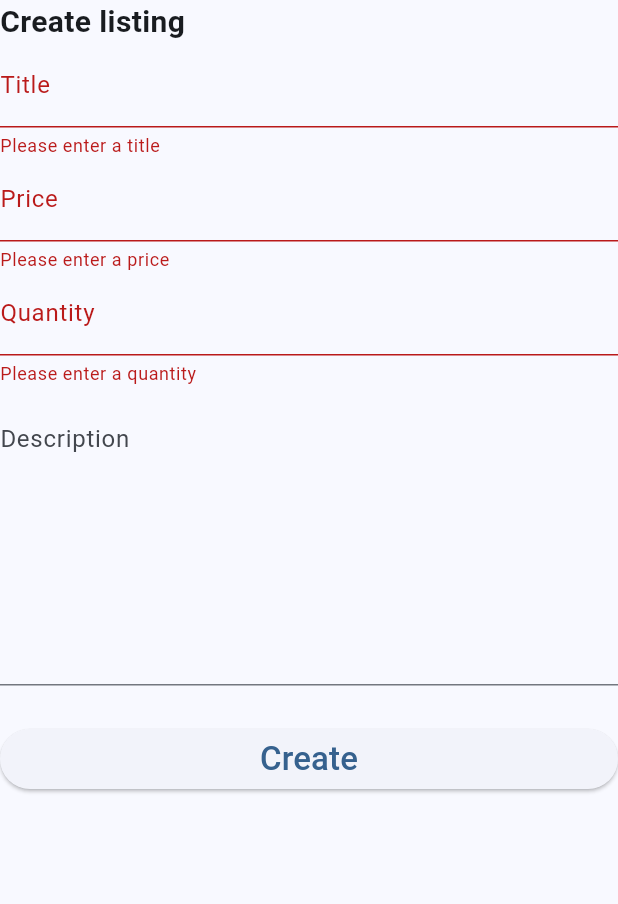
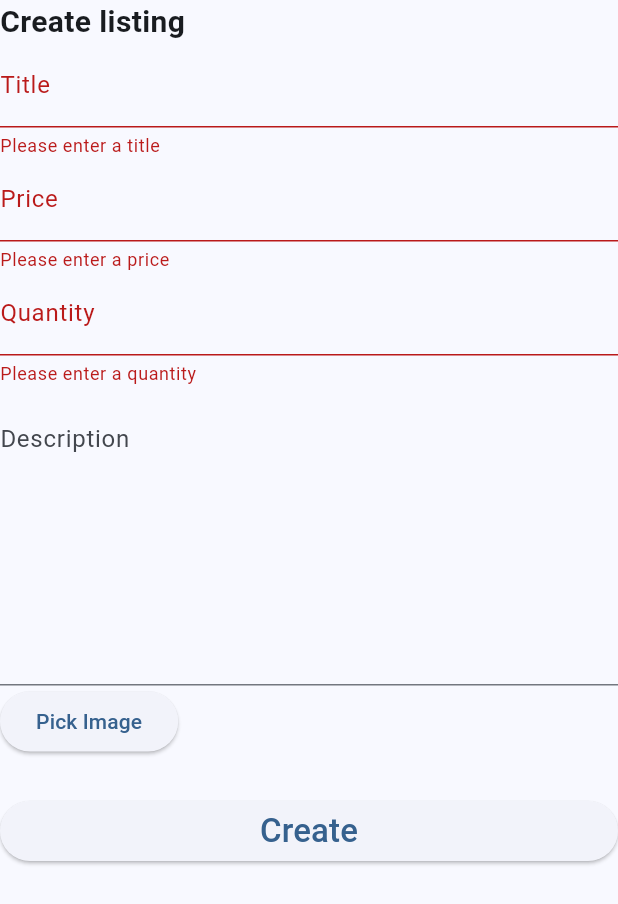
Before and after one commit to gusalbukrk/mobile, a Flutter app: the BuyerDashboard widget shown alone on an empty page, opened directly, after a tap on "Create", on a phone screen of 412 x 824 dp. Shown: the top 904 px of the screen. Run offline on Flutter 3.47's test engine with Material 3 defaults, Android fonts, the phone set to English and light mode, and no system bars; our stand-ins replace image_picker, shared_preferences; accounts and stored records are empty.

Commit message:
add image upload in `BuyerDashboard`

```diff
--- a/lib/pages/BuyerDashboard.dart
+++ b/lib/pages/BuyerDashboard.dart
@@ -1,20 +1,25 @@
 import 'dart:convert';
+import 'dart:io';
 
 import 'package:flutter/material.dart';
 import 'package:http/http.dart' as http;
+import 'package:http/http.dart';
+import 'package:image_picker/image_picker.dart';
+import 'package:http_parser/http_parser.dart';
+import 'package:mobile/models/listing.dart';
 
 class BuyerDashboard extends StatelessWidget {
   BuyerDashboard({Key? key}) : super(key: key);
 
   final _formKey = GlobalKey<FormState>();
 
+  File? _image;
   final titleController = TextEditingController();
   final priceController = TextEditingController();
   final quantityController = TextEditingController();
   final descriptionController = TextEditingController();
 
-  Future<void> handleButtonPressed(BuildContext context) async {
-    if (_formKey.currentState!.validate()) {
+  Future<String> createListing() async {
     final response = await http.post(
       Uri.parse('http://192.168.1.6:8081/api/listings'),
       headers: <String, String>{
@@ -28,12 +33,53 @@ class BuyerDashboard extends StatelessWidget {
       }),
     );
 
-      if (response.statusCode == 201) {
+    var createdListingURI =
+        Listing.fromJson(jsonDecode(response.body)).links.self.href;
+
+    return createdListingURI;
+  }
+
+  Future<String> uploadImage() async {
+    var uri = Uri.parse('http://192.168.1.6:8081/api/images');
+    var request = http.MultipartRequest('POST', uri);
+
+    if (_image != null) {
+      request.files.add(await http.MultipartFile.fromPath(
+        'image',
+        _image!.path,
+        contentType: MediaType('image', 'jpeg'),
+      ));
+    }
+
+    var response = await request.send();
+    var id = (await Response.fromStream(response)).body;
+
+    return id;
+  }
+
+  Future<void> associateImageWithLListing(String listing, String image) async {
+    await http.post(
+      Uri.parse('$listing/images'),
+      headers: <String, String>{
+        'Content-Type': 'text/uri-list',
+      },
+      // body: yourUriList.join('\n'),
+      body: 'http://localhost:8081/api/images/$image',
+    );
+  }
+
+  Future<void> handleButtonPressed(BuildContext context) async {
+    if (_formKey.currentState!.validate()) {
+      var listingURI = await createListing();
+      var imageID = await uploadImage();
+      await associateImageWithLListing(listingURI, imageID);
+
+      // if (response.statusCode == 201) {
       titleController.clear();
       priceController.clear();
       quantityController.clear();
       descriptionController.clear();
-      }
+      // }
     }
   }
 
@@ -42,6 +88,17 @@ class BuyerDashboard extends StatelessWidget {
       return 'Please enter a $name';
     }
     return null;
+  }
+
+  Future<void> _pickImage() async {
+    final ImagePicker _picker = ImagePicker();
+    final XFile? image = await _picker.pickImage(source: ImageSource.gallery);
+
+    if (image != null) {
+      // setState(() {
+      _image = File(image.path);
+      // });
+    }
   }
 
   @override
@@ -95,6 +152,10 @@ class BuyerDashboard extends StatelessWidget {
                 ),
               ),
             ),
+            ElevatedButton(
+              onPressed: _pickImage,
+              child: Text('Pick Image'),
+            ),
             const SizedBox(
               height: 25,
             ),
--- a/pubspec.yaml
+++ b/pubspec.yaml
@@ -39,6 +39,7 @@ dependencies:
   provider:
   http:
   shared_preferences:
+  image_picker:
 
 dev_dependencies:
   flutter_test:
```
Also changed, not shown: pubspec.lock, 5 other files. Lines whose indentation alone changed are shown as unchanged.
